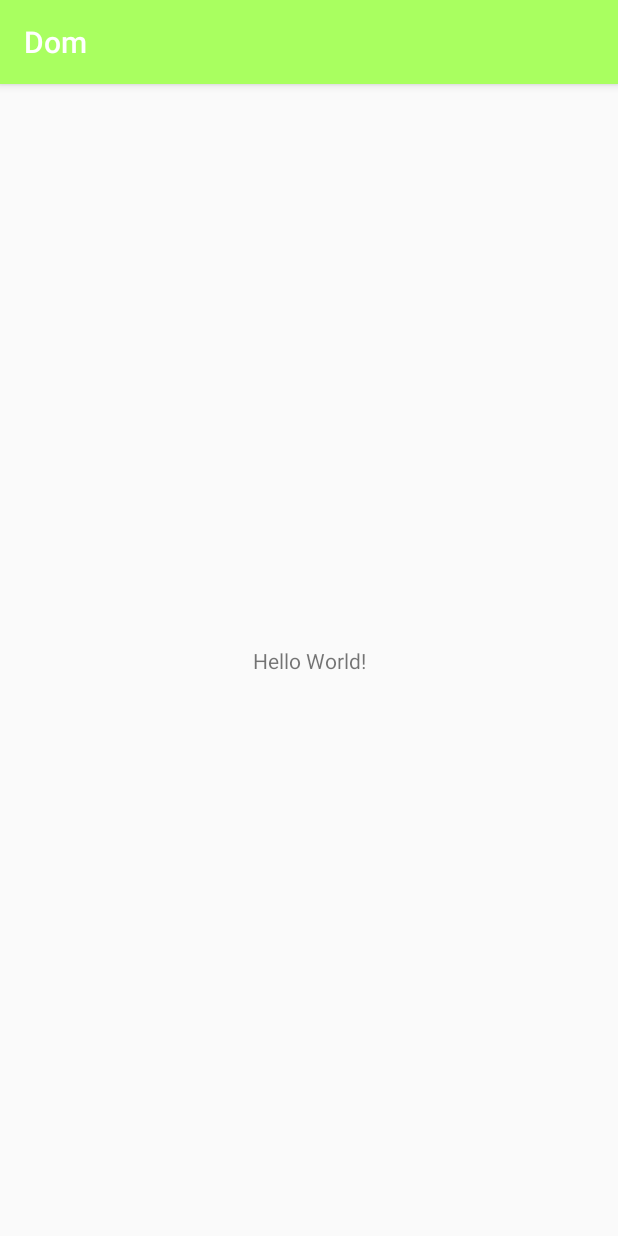
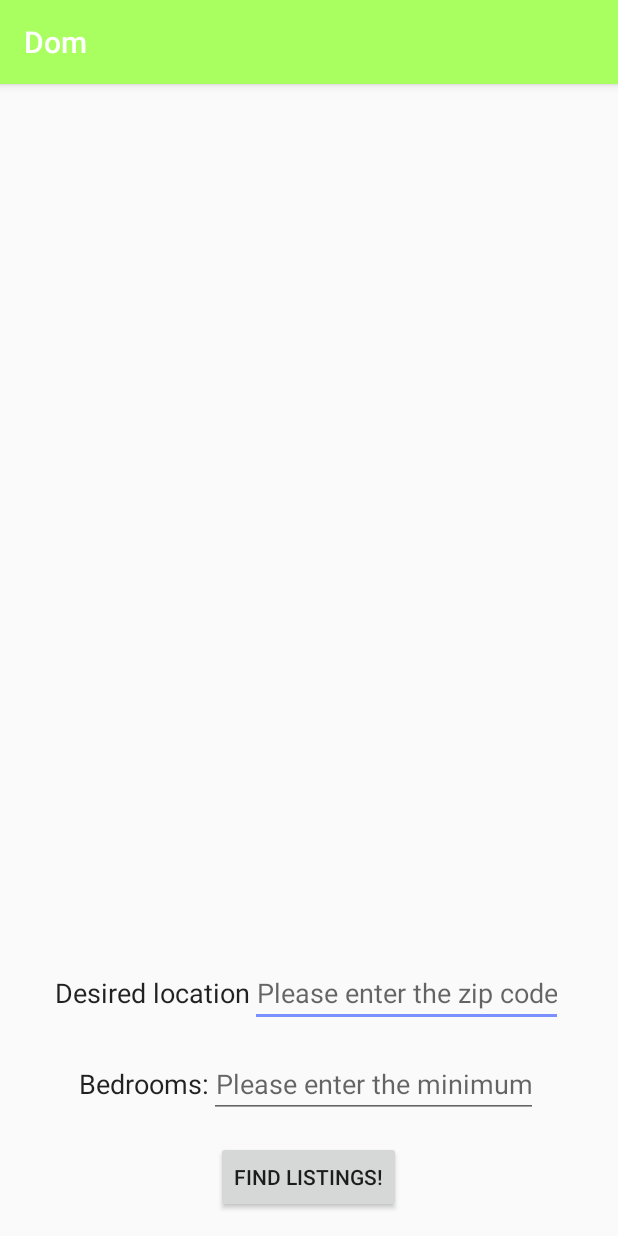
Before and after one commit to afsantos3/projectdom, an Android app: the screen it shows after launch (MainActivity), on a phone screen of 412 x 824 dp. Run offline under Robolectric (Android 15) with nearby library versions, the phone set to English and light mode, and no system bars.

```diff
--- a/Dom/app/src/main/res/layout/activity_main.xml
+++ b/Dom/app/src/main/res/layout/activity_main.xml
@@ -1,18 +1,69 @@
 <?xml version="1.0" encoding="utf-8"?>
-<android.support.constraint.ConstraintLayout xmlns:android="http://schemas.android.com/apk/res/android"
+<LinearLayout xmlns:android="http://schemas.android.com/apk/res/android"
     xmlns:app="http://schemas.android.com/apk/res-auto"
     xmlns:tools="http://schemas.android.com/tools"
     android:layout_width="match_parent"
     android:layout_height="match_parent"
+    android:orientation="vertical"
     tools:context="com.example.lukem.dom.MainActivity">
 
-    <TextView
+    <ImageView
+        android:layout_width="match_parent"
+        android:layout_height="0dp"
+        android:layout_weight="4" />
+
+    <LinearLayout
         android:layout_width="wrap_content"
         android:layout_height="wrap_content"
-        android:text="Hello World!"
-        app:layout_constraintBottom_toBottomOf="parent"
-        app:layout_constraintLeft_toLeftOf="parent"
-        app:layout_constraintRight_toRightOf="parent"
-        app:layout_constraintTop_toTopOf="parent" />
+        android:layout_gravity="center"
+        android:layout_marginTop="15dp"
+        android:orientation="horizontal">
 
-</android.support.constraint.ConstraintLayout>
+        <TextView
+            android:layout_width="wrap_content"
+            android:layout_height="wrap_content"
+            android:text="@string/zip_prompt"
+            android:textAppearance="@android:style/TextAppearance.Medium" />
+
+        <EditText
+            android:layout_width="wrap_content"
+            android:layout_height="wrap_content"
+            android:hint="@string/zip_hint"
+            android:inputType="number"
+            android:textAlignment="center"
+            android:textAppearance="@android:style/TextAppearance.Medium" />
+
+    </LinearLayout>
+
+    <LinearLayout
+        android:layout_width="wrap_content"
+        android:layout_height="wrap_content"
+        android:layout_gravity="center"
+        android:layout_marginTop="15dp"
+        android:orientation="horizontal">
+
+        <TextView
+            android:layout_width="wrap_content"
+            android:layout_height="wrap_content"
+            android:text="@string/bedrooms_prompt"
+            android:textAppearance="@android:style/TextAppearance.Medium" />
+
+        <EditText
+            android:layout_width="wrap_content"
+            android:layout_height="wrap_content"
+            android:hint="@string/bedrooms_hint"
+            android:inputType="number"
+            android:textAlignment="center"
+            android:textAppearance="@android:style/TextAppearance.Medium" />
+
+    </LinearLayout>
+
+    <Button
+        android:layout_width="wrap_content"
+        android:layout_height="wrap_content"
+        android:layout_gravity="center"
+        android:layout_marginBottom="15dp"
+        android:layout_marginTop="15dp"
+        android:text="@string/getHousesFromInit" />
+
+</LinearLayout>
--- a/Dom/app/src/main/res/values/strings.xml
+++ b/Dom/app/src/main/res/values/strings.xml
@@ -1,3 +1,8 @@
 <resources>
     <string name="app_name">Dom</string>
+    <string name="bedrooms_prompt">Bedrooms: </string>
+    <string name="bedrooms_hint">Please enter the minimum</string>
+    <string name="zip_prompt">Desired location</string>
+    <string name="zip_hint">Please enter the zip code</string>
+    <string name="getHousesFromInit">Find Listings!</string>
 </resources>
```
